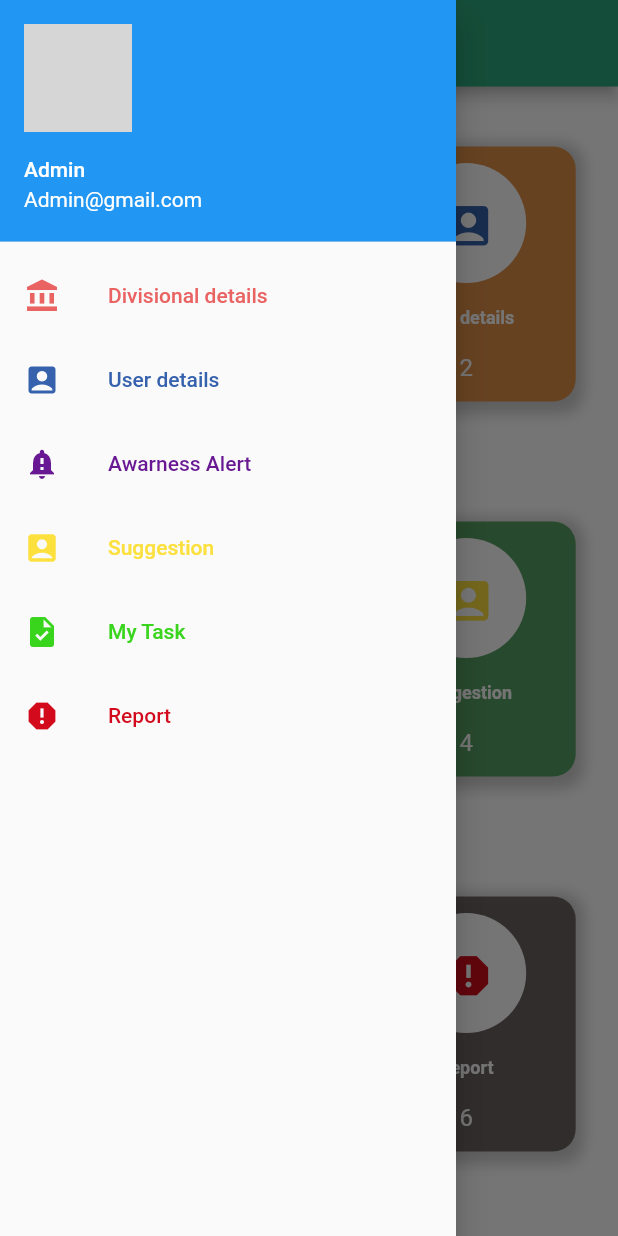
After one commit to Ajiharan/covid_19_flutter, a Flutter app: the PHIHomeScreen screen opened directly, with the side drawer open, on a phone screen of 412 x 824 dp. The commit adds this screen. Run offline on Flutter 3.47's test engine with Material 2 defaults, Android fonts, the phone set to English and light mode, and no system bars; our stand-ins replace cloud_firestore, firebase_auth, firebase_core, flutter_easyloading, flutter_svg, fluttertoast and 1 more; accounts and stored records are empty; network calls fail; grey boxes are pictures that could not be loaded.

Commit message:
Admin dashboard ui added

```diff
--- a/lib/SignIn/BodyContainer.dart
+++ b/lib/SignIn/BodyContainer.dart
@@ -5,6 +5,7 @@ import 'package:covid_project/common/Account.dart';
 import 'package:covid_project/common/RoundedInputFormField.dart';
 import 'package:covid_project/common/RoundedPasswordField.dart';
 import 'package:covid_project/common/rounded_buttons.dart';
+import 'package:covid_project/phi/PhiHomeScreen.dart';
 import 'package:firebase_auth/firebase_auth.dart';
 import 'package:flutter/cupertino.dart';
 import 'package:flutter/material.dart';
@@ -77,6 +78,10 @@ class _BodyContainerState extends State<BodyContainer> {
                   .then((snapshot) {
                 snapshot.docs.forEach((doc) {
                   if (doc['userlevel'] == 1) {
+                    Navigator.push(
+                        context,
+                        MaterialPageRoute(
+                            builder: (context) => PHIHomeScreen()));
                   } else if (doc['userlevel'] == 2) {
                   } else {}
                 });
--- a/lib/main.dart
+++ b/lib/main.dart
@@ -2,6 +2,8 @@ import 'package:covid_project/Home/HomeScreen.dart';
 import 'package:flutter/material.dart';
 import 'package:flutter_easyloading/flutter_easyloading.dart';
 import 'package:firebase_core/firebase_core.dart';
+
+import 'colorConstraint.dart';
 
 void main() async {
   WidgetsFlutterBinding.ensureInitialized();
@@ -16,6 +18,8 @@ class MyApp extends StatelessWidget {
   Widget build(BuildContext context) {
     return MaterialApp(
       title: 'covid19-Project',
+      theme: ThemeData(
+          primaryColor: PrimaryColor, scaffoldBackgroundColor: Colors.white),
       home: HomeScreen(),
       builder: EasyLoading.init(),
     );
--- /dev/null
+++ b/lib/phi/AppBarHeader.dart
@@ -0,0 +1,15 @@
+import 'package:flutter/material.dart';
+
+class AppBarHeader extends StatelessWidget {
+  const AppBarHeader({Key? key}) : super(key: key);
+
+  @override
+  Widget build(BuildContext context) {
+    return AppBar(
+      title: Text(
+        'ADMIN DASHBOARD',
+        style: TextStyle(color: Colors.white),
+      ),
+    );
+  }
+}
--- /dev/null
+++ b/lib/phi/BodyContainer.dart
@@ -0,0 +1,99 @@
+import 'package:flutter/cupertino.dart';
+import 'package:flutter/material.dart';
+
+import 'DashboardIcon.dart';
+
+class BodyContainer extends StatelessWidget {
+  const BodyContainer({Key? key}) : super(key: key);
+
+  @override
+  Widget build(BuildContext context) {
+    Size size = MediaQuery.of(context).size;
+    return SingleChildScrollView(
+      child: Container(
+        width: double.infinity,
+        height: size.height,
+        child: Column(
+          mainAxisAlignment: MainAxisAlignment.start,
+          children: [
+            Container(
+                margin: EdgeInsets.symmetric(vertical: 40, horizontal: 30),
+                child: Row(
+                  children: [
+                    DashBoardIcon(
+                      icon: Icons.account_balance,
+                      info: 'Divisional details',
+                      number: '1',
+                      backgroundColor:
+                          Color.fromRGBO(33, 145, 217, 1.0).withOpacity(0.8),
+                      circleCorlor: Color.fromRGBO(234, 99, 99, 1.0),
+                    ),
+                    SizedBox(
+                      width: size.width * 0.15,
+                    ),
+                    DashBoardIcon(
+                      icon: Icons.account_box,
+                      info: 'User details',
+                      number: '2',
+                      backgroundColor:
+                          Color.fromRGBO(227, 127, 38, 1.0).withOpacity(0.8),
+                      circleCorlor: Color.fromRGBO(53, 97, 173, 1.0),
+                    )
+                  ],
+                )),
+            Container(
+                margin: EdgeInsets.symmetric(vertical: 40, horizontal: 30),
+                child: Row(
+                  children: [
+                    DashBoardIcon(
+                      icon: Icons.notification_important,
+                      info: 'Awarness Alert',
+                      number: '3',
+                      backgroundColor:
+                          Color.fromRGBO(250, 42, 42, 1.0).withOpacity(0.8),
+                      circleCorlor: Color.fromRGBO(104, 24, 147, 1.0),
+                    ),
+                    SizedBox(
+                      width: size.width * 0.15,
+                    ),
+                    DashBoardIcon(
+                      icon: Icons.account_box,
+                      info: 'Suggestion',
+                      number: '4',
+                      backgroundColor:
+                          Color.fromRGBO(56, 147, 70, 1.0).withOpacity(0.8),
+                      circleCorlor: Color.fromRGBO(252, 224, 62, 1.0),
+                    )
+                  ],
+                )),
+            Container(
+                margin: EdgeInsets.symmetric(vertical: 40, horizontal: 30),
+                child: Row(
+                  children: [
+                    DashBoardIcon(
+                      icon: Icons.task,
+                      info: 'My Task',
+                      number: '5',
+                      backgroundColor:
+                          Color.fromRGBO(194, 26, 113, 1.0).withOpacity(0.8),
+                      circleCorlor: Color.fromRGBO(57, 213, 29, 1.0),
+                    ),
+                    SizedBox(
+                      width: size.width * 0.15,
+                    ),
+                    DashBoardIcon(
+                      icon: Icons.report,
+                      info: 'Report',
+                      number: '6',
+                      backgroundColor:
+                          Color.fromRGBO(82, 72, 72, 1.0).withOpacity(0.8),
+                      circleCorlor: Color.fromRGBO(210, 10, 27, 1.0),
+                    )
+                  ],
+                ))
+          ],
+        ),
+      ),
+    );
+  }
+}
--- /dev/null
+++ b/lib/phi/DashboardIcon.dart
@@ -0,0 +1,73 @@
+import 'package:flutter/material.dart';
+
+class DashBoardIcon extends StatelessWidget {
+  final icon;
+  final info;
+  final number;
+  final backgroundColor;
+  final circleCorlor;
+
+  const DashBoardIcon(
+      {Key? key,
+      required this.icon,
+      required this.info,
+      required this.number,
+      required this.backgroundColor,
+      required this.circleCorlor})
+      : super(key: key);
+
+  @override
+  Widget build(BuildContext context) {
+    Size size = MediaQuery.of(context).size;
+    return GestureDetector(
+      onTap: () {},
+      child: Container(
+        width: size.width / 2 - 60,
+        height: 170,
+        decoration: BoxDecoration(
+            boxShadow: [
+              BoxShadow(
+                color: Colors.grey.withOpacity(0.5),
+                spreadRadius: 5,
+                blurRadius: 7,
+                offset: Offset(0, 3), // changes position of shadow
+              ),
+            ],
+            color: backgroundColor,
+            borderRadius: BorderRadius.circular(15),
+            border: Border.all(color: Colors.transparent)),
+        child: Padding(
+          padding: EdgeInsets.all(10),
+          child: Column(
+            crossAxisAlignment: CrossAxisAlignment.center,
+            children: [
+              CircleAvatar(
+                backgroundColor: Colors.white,
+                radius: 40,
+                child: IconButton(
+                  icon: Icon(icon, color: circleCorlor, size: 35),
+                  onPressed: () {},
+                ),
+              ),
+              SizedBox(
+                height: size.height * 0.02,
+              ),
+              Text(
+                info,
+                style: TextStyle(
+                    fontSize: 12,
+                    color: Colors.white,
+                    fontWeight: FontWeight.bold),
+              ),
+              SizedBox(height: size.height * 0.02),
+              Text(
+                number,
+                style: TextStyle(fontSize: 16, color: Colors.white),
+              ),
+            ],
+          ),
+        ),
+      ),
+    );
+  }
+}
--- /dev/null
+++ b/lib/phi/DrawerScreen.dart
@@ -0,0 +1,84 @@
+import 'package:flutter/material.dart';
+
+class DrawerScreen extends StatelessWidget {
+  const DrawerScreen({Key? key}) : super(key: key);
+
+  @override
+  Widget build(BuildContext context) {
+    return Drawer(
+      elevation: 10,
+      child: Column(
+        children: [
+          UserAccountsDrawerHeader(
+              accountName: Text('Admin'),
+              accountEmail: Text('Admin@gmail.com'),
+              currentAccountPicture: CircleAvatar(
+                onBackgroundImageError: (err, e) {},
+                backgroundImage: NetworkImage(
+                    "https://firebasestorage.googleapis.com/v0/b/ctse-assignment-250c4.appspot.com/o/111.png?alt=media&token=7e9033cb-46a7-494a-a67c-7ab709f16438"),
+              )),
+          ListTile(
+            title: Text(
+              'Divisional details',
+              style: TextStyle(color: Color.fromRGBO(234, 99, 99, 1.0)),
+            ),
+            leading: Icon(
+              Icons.account_balance,
+              color: Color.fromRGBO(234, 99, 99, 1.0),
+            ),
+          ),
+          ListTile(
+            title: Text(
+              'User details',
+              style: TextStyle(color: Color.fromRGBO(53, 97, 173, 1.0)),
+            ),
+            leading: Icon(
+              Icons.account_box,
+              color: Color.fromRGBO(53, 97, 173, 1.0),
+            ),
+          ),
+          ListTile(
+            title: Text(
+              'Awarness Alert',
+              style: TextStyle(color: Color.fromRGBO(104, 24, 147, 1.0)),
+            ),
+            leading: Icon(
+              Icons.notification_important,
+              color: Color.fromRGBO(104, 24, 147, 1.0),
+            ),
+          ),
+          ListTile(
+            title: Text(
+              'Suggestion ',
+              style: TextStyle(color: Color.fromRGBO(252, 224, 62, 1.0)),
+            ),
+            leading: Icon(
+              Icons.account_box,
+              color: Color.fromRGBO(252, 224, 62, 1.0),
+            ),
+          ),
+          ListTile(
+            title: Text(
+              'My Task ',
+              style: TextStyle(color: Color.fromRGBO(57, 213, 29, 1.0)),
+            ),
+            leading: Icon(
+              Icons.task,
+              color: Color.fromRGBO(57, 213, 29, 1.0),
+            ),
+          ),
+          ListTile(
+            title: Text(
+              'Report',
+              style: TextStyle(color: Color.fromRGBO(210, 10, 27, 1.0)),
+            ),
+            leading: Icon(
+              Icons.report,
+              color: Color.fromRGBO(210, 10, 27, 1.0),
+            ),
+          )
+        ],
+      ),
+    );
+  }
+}
--- /dev/null
+++ b/lib/phi/PhiHomeScreen.dart
@@ -0,0 +1,21 @@
+import 'package:covid_project/phi/AppBarHeader.dart';
+import 'package:covid_project/phi/DrawerScreen.dart';
+import 'package:flutter/material.dart';
+
+import 'BodyContainer.dart';
+
+class PHIHomeScreen extends StatelessWidget {
+  const PHIHomeScreen({Key? key}) : super(key: key);
+
+  @override
+  Widget build(BuildContext context) {
+    Size size = MediaQuery.of(context).size;
+    return Scaffold(
+      appBar: PreferredSize(
+          child: AppBarHeader(),
+          preferredSize: Size.fromHeight(size.height * 0.07)),
+      drawer: DrawerScreen(),
+      body: BodyContainer(),
+    );
+  }
+}
```
Also changed, not shown: lib/phi/Background.dart (added).
